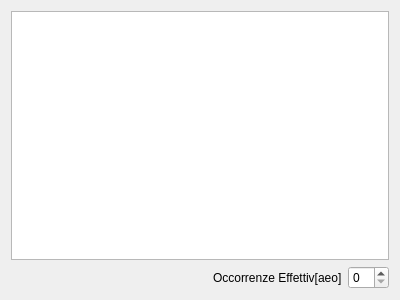
This is test2/panel2test2.ui in kele23/IUM as Qt 5 draws it before an edit. The edited form follows.
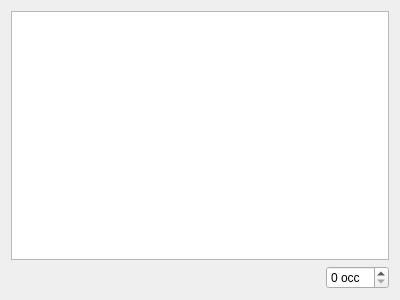
This is the edited form.

The edit to the form file:
```diff
--- a/test2/panel2test2.ui
+++ b/test2/panel2test2.ui
@@ -46,12 +46,22 @@
      <item>
       <widget class="QLabel" name="label">
        <property name="text">
-        <string>Occorrenze Effettiv[aeo]</string>
+        <string/>
        </property>
       </widget>
      </item>
      <item>
-      <widget class="QSpinBox" name="spinBox"/>
+      <widget class="QSpinBox" name="spinBox">
+       <property name="specialValueText">
+        <string/>
+       </property>
+       <property name="suffix">
+        <string> occ</string>
+       </property>
+       <property name="prefix">
+        <string/>
+       </property>
+      </widget>
      </item>
     </layout>
    </item>
```
